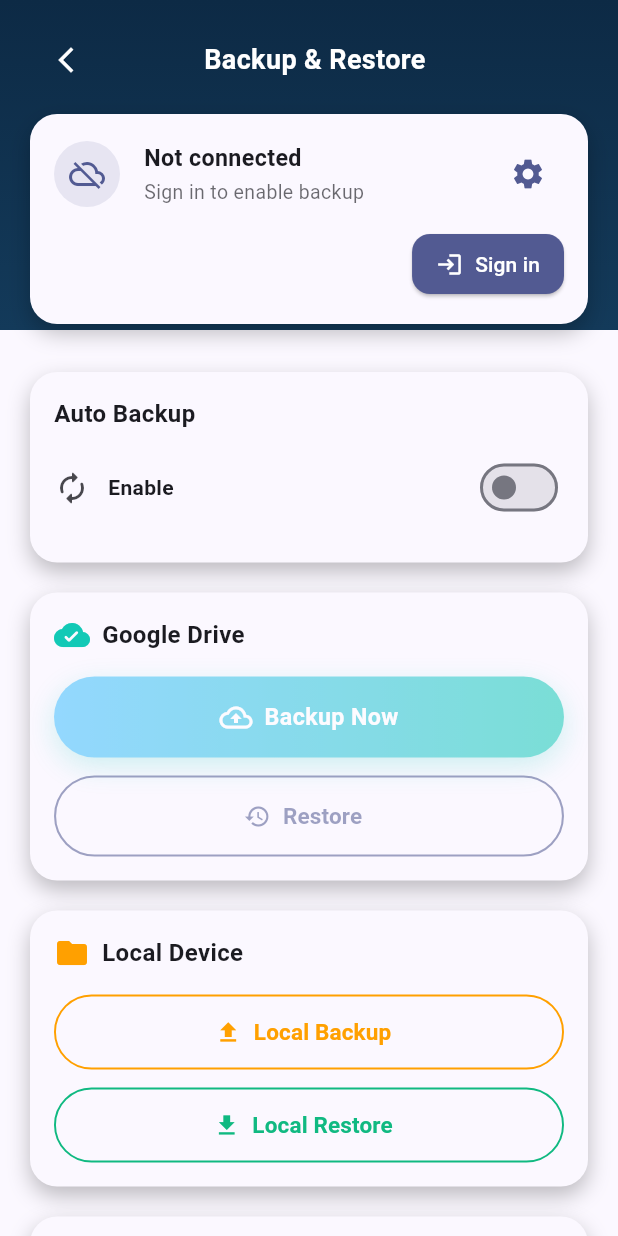
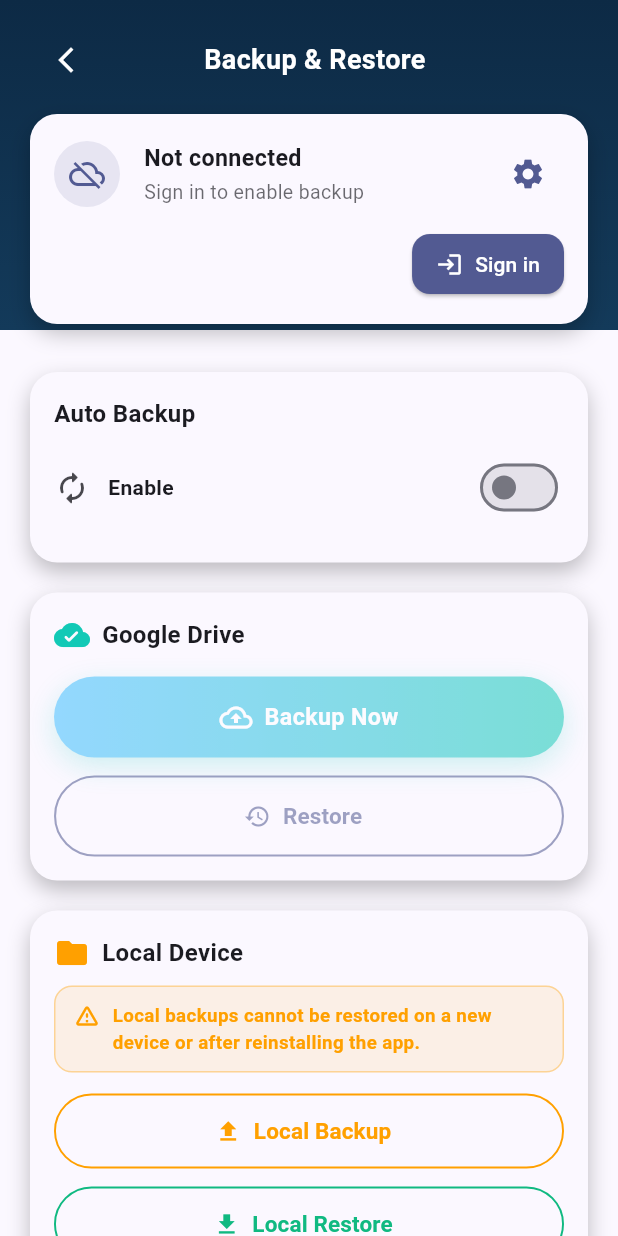
Before and after one commit to Pilotx1992/FalconLog, a Flutter app: the BackupSettingsPage screen opened directly, on a phone screen of 412 x 824 dp. Run offline on Flutter 3.47's test engine with Material 3 defaults, Android fonts, the phone set to English and light mode, and no system bars; our stand-ins replace connectivity_plus, device_info_plus, file_picker, firebase_auth, firebase_core, flutter_local_notifications and 11 more; missing offline and left inert: cryptography, googleapis, local_auth_android, pointycastle, workmanager; accounts and stored records are empty.

Commit message:
fix(backup): warn about local backup restore limits

```diff
--- a/lib/backup/ui/backup_settings_page.dart
+++ b/lib/backup/ui/backup_settings_page.dart
@@ -21,6 +21,7 @@ import '../../providers/aircraft_types_provider.dart';
 import '../../providers/flight_logs_provider.dart';
 import '../../providers/language_provider.dart';
 import '../../utils/app_snack_bar.dart';
+import '../../utils/responsive_layout.dart';
 
 export '../services/backup_service.dart' show RestoreMode;
 
@@ -126,11 +127,18 @@ class _BackupSettingsPageState extends ConsumerState<BackupSettingsPage> {
 
     return Scaffold(
       backgroundColor: isDark ? _BackupColors.darkSurface : cs.surface,
-      body: Stack(
-        children: [
-          // Header Background Gradient
+      body: LayoutBuilder(
+        builder: (context, constraints) {
+          final compact = isCompactHeight(constraints.maxHeight);
+          final headerGradientHeight = compact ? 150.0 : 220.0;
+          final headerPaddingV = compact ? 8.0 : 16.0;
+          final sectionGap = compact ? 14.0 : 20.0;
+          final footerGap = compact ? 20.0 : 32.0;
+
+          return Stack(
+            children: [
               Container(
-            height: 220,
+                height: headerGradientHeight,
                 decoration: const BoxDecoration(
                   gradient: LinearGradient(
                     begin: Alignment.topCenter,
@@ -144,22 +152,28 @@ class _BackupSettingsPageState extends ConsumerState<BackupSettingsPage> {
               ),
               SafeArea(
                 child: _isLoading
-                ? const Center(child: CircularProgressIndicator(strokeWidth: 2))
+                    ? const Center(
+                        child: CircularProgressIndicator(strokeWidth: 2),
+                      )
                     : Column(
                         children: [
-                      // Header Section
                           Padding(
-                        padding: const EdgeInsets.symmetric(
-                            horizontal: 20, vertical: 16),
+                            padding: EdgeInsets.symmetric(
+                              horizontal: 20,
+                              vertical: headerPaddingV,
+                            ),
                             child: Column(
                               children: [
                                 Row(
                                   children: [
                                     IconButton(
-                                  icon: const Icon(Icons.arrow_back_ios_new,
-                                      size: 20),
+                                      icon: const Icon(
+                                        Icons.arrow_back_ios_new,
+                                        size: 20,
+                                      ),
                                       color: Colors.white,
-                                  onPressed: () => Navigator.of(context).pop(),
+                                      onPressed: () =>
+                                          Navigator.of(context).pop(),
                                     ),
                                     const SizedBox(width: 8),
                                     const Expanded(
@@ -173,35 +187,51 @@ class _BackupSettingsPageState extends ConsumerState<BackupSettingsPage> {
                                         ),
                                       ),
                                     ),
-                                const SizedBox(width: 48), // Balance alignment
-                              ],
-                            ),
-                            const SizedBox(height: 12),
-                            _buildAccountCard(surfaceCard, sectionTitleColor,
-                                operationRunning),
-                          ],
-                        ),
-                      ),
-                      // Scrollable Content
+                                    const SizedBox(width: 48),
+                                  ],
+                                ),
+                                SizedBox(height: compact ? 8 : 12),
+                                _buildAccountCard(
+                                  surfaceCard,
+                                  sectionTitleColor,
+                                  operationRunning,
+                                ),
+                              ],
+                            ),
+                          ),
                           Expanded(
                             child: ListView(
-                          padding: const EdgeInsets.symmetric(
-                              horizontal: 20, vertical: 16),
+                              padding: EdgeInsets.symmetric(
+                                horizontal: 20,
+                                vertical: compact ? 8 : 16,
+                              ),
                               physics: const BouncingScrollPhysics(),
                               children: [
-                            _buildAutoBackupCard(surfaceCard, sectionTitleColor,
-                                operationRunning),
+                                _buildAutoBackupCard(
+                                  surfaceCard,
+                                  sectionTitleColor,
+                                  operationRunning,
+                                ),
                                 if (kDebugMode) const AutoBackupDebugPanel(),
-                            const SizedBox(height: 20),
-                            _buildCloudBackupActions(surfaceCard,
-                                sectionTitleColor, operationRunning),
-                            const SizedBox(height: 20),
-                            _buildLocalBackupActions(surfaceCard,
-                                sectionTitleColor, operationRunning),
-                            const SizedBox(height: 20),
-                            _buildSafetyCopySection(surfaceCard,
-                                sectionTitleColor, operationRunning),
-                            const SizedBox(height: 32),
+                                SizedBox(height: sectionGap),
+                                _buildCloudBackupActions(
+                                  surfaceCard,
+                                  sectionTitleColor,
+                                  operationRunning,
+                                ),
+                                SizedBox(height: sectionGap),
+                                _buildLocalBackupActions(
+                                  surfaceCard,
+                                  sectionTitleColor,
+                                  operationRunning,
+                                ),
+                                SizedBox(height: sectionGap),
+                                _buildSafetyCopySection(
+                                  surfaceCard,
+                                  sectionTitleColor,
+                                  operationRunning,
+                                ),
+                                SizedBox(height: footerGap),
                                 Center(
                                   child: Text(
                                     'Encrypted backups (AES-256-GCM)',
@@ -214,14 +244,16 @@ class _BackupSettingsPageState extends ConsumerState<BackupSettingsPage> {
                                     ),
                                   ),
                                 ),
-                            const SizedBox(height: 32),
-                          ],
-                        ),
-                      ),
-                    ],
-                  ),
-          ),
-        ],
+                                SizedBox(height: footerGap),
+                              ],
+                            ),
+                          ),
+                        ],
+                      ),
+              ),
+            ],
+          );
+        },
       ),
     );
   }
@@ -635,7 +667,38 @@ class _BackupSettingsPageState extends ConsumerState<BackupSettingsPage> {
               ),
             ],
           ),
-          const SizedBox(height: 16),
+          const SizedBox(height: 10),
+          Container(
+            padding: const EdgeInsets.symmetric(horizontal: 12, vertical: 10),
+            decoration: BoxDecoration(
+              color: _BackupColors.warning.withValues(alpha: 0.10),
+              borderRadius: BorderRadius.circular(12),
+              border: Border.all(
+                color: _BackupColors.warning.withValues(alpha: 0.35),
+                width: 1,
+              ),
+            ),
+            child: const Row(
+              crossAxisAlignment: CrossAxisAlignment.start,
+              children: [
+                Icon(Icons.warning_amber_rounded,
+                    color: _BackupColors.warning, size: 18),
+                SizedBox(width: 8),
+                Expanded(
+                  child: Text(
+                    'Local backups cannot be restored on a new device or after reinstalling the app.',
+                    style: TextStyle(
+                      color: _BackupColors.warning,
+                      fontSize: 12.5,
+                      fontWeight: FontWeight.w600,
+                      height: 1.4,
+                    ),
+                  ),
+                ),
+              ],
+            ),
+          ),
+          const SizedBox(height: 14),
           Opacity(
             opacity: canOperate ? 1 : 0.55,
             child: OutlinedButton.icon(
@@ -752,7 +815,8 @@ class _BackupSettingsPageState extends ConsumerState<BackupSettingsPage> {
                       fontSize: 15)),
               style: OutlinedButton.styleFrom(
                 minimumSize: const Size.fromHeight(50),
-                side: const BorderSide(color: _BackupColors.success, width: 1.3),
+                side:
+                    const BorderSide(color: _BackupColors.success, width: 1.3),
                 shape: RoundedRectangleBorder(
                     borderRadius: BorderRadius.circular(28)),
               ),
@@ -984,8 +1048,7 @@ class _BackupSettingsPageState extends ConsumerState<BackupSettingsPage> {
     final muted = theme.colorScheme.onSurface.withValues(alpha: 0.62);
     final dialogBg =
         isDark ? _BackupColors.cardSurfaceDark : theme.colorScheme.surface;
-    final backupDate =
-        DateFormat('dd MMM yyyy, HH:mm').format(
+    final backupDate = DateFormat('dd MMM yyyy, HH:mm').format(
       BackupFilename.parseTimestampFromFileName(candidate.fileName) ??
           DateTime.now(),
     );
```
Lines whose indentation alone changed are shown as unchanged.
